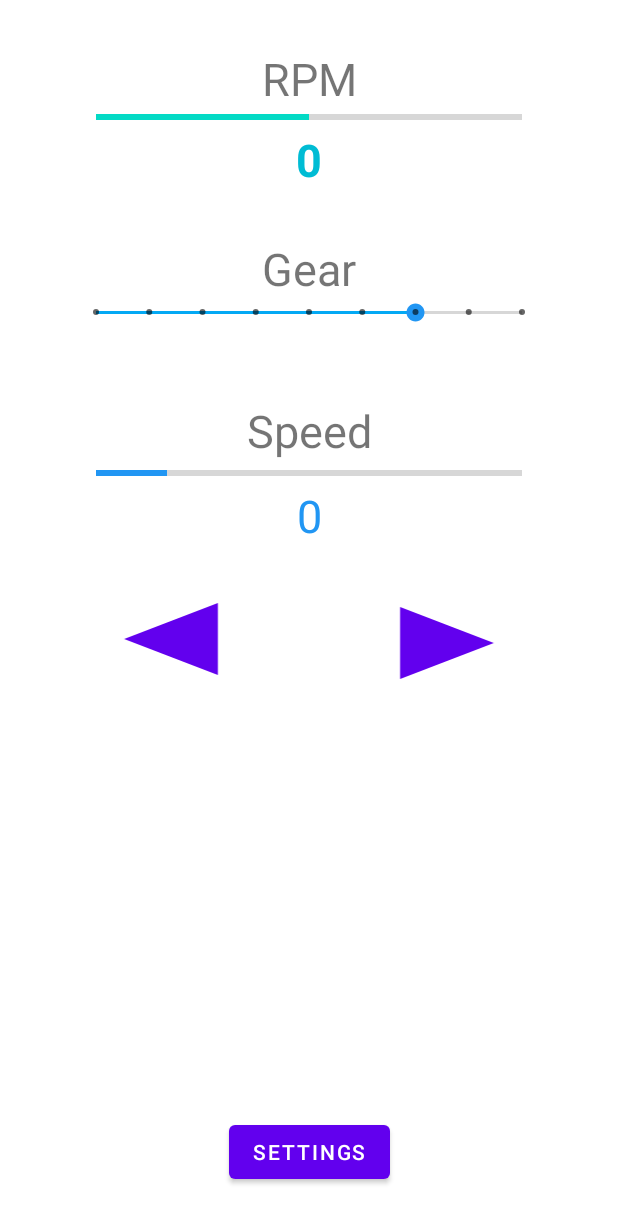
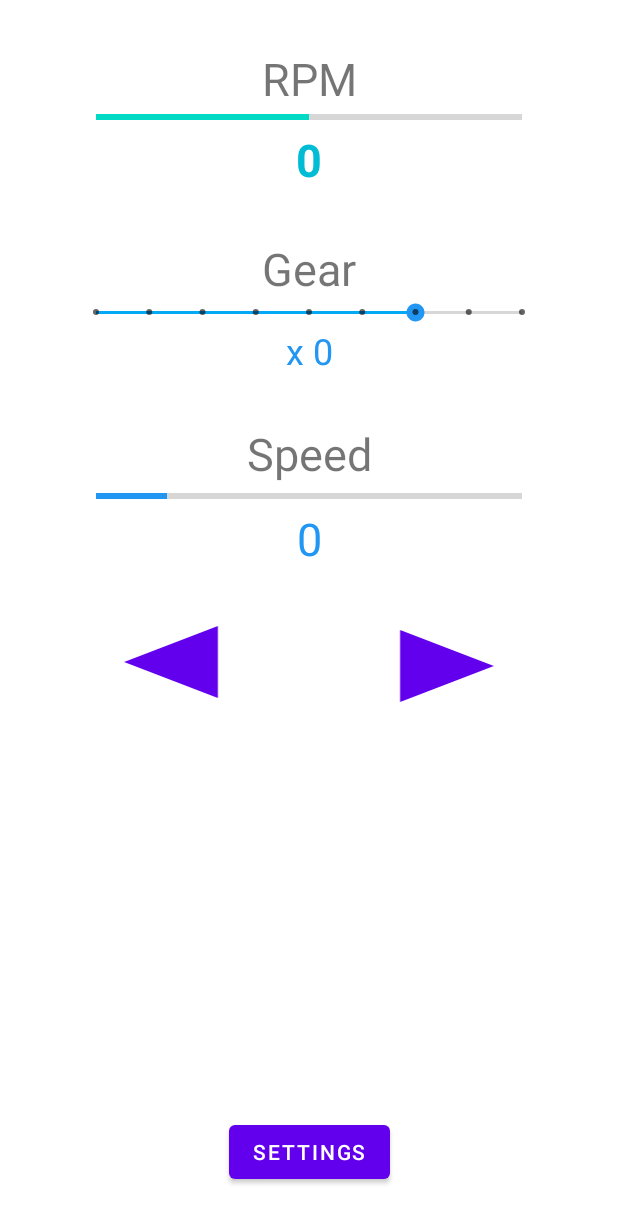
Before and after one commit to inouetmhr/FitbikeConnector, an Android app: the layout main_fragment.xml on its own in the app's theme, with its tools: preview values and no code run, on a phone screen of 412 x 824 dp. Shown: the top 1223 px of the screen. Run offline under Robolectric (Android 15) with nearby library versions, the light colour scheme and no system bars.

Commit message:
added gear ratio label

```diff
--- a/app/build.gradle
+++ b/app/build.gradle
@@ -7,6 +7,7 @@ plugins {
 android {
     compileSdkVersion 30
     buildToolsVersion "30.0.3"
+    viewBinding { enabled = true }
 
     defaultConfig {
         applicationId "org.noue.fitbikeconnector"
@@ -42,7 +43,7 @@ dependencies {
     implementation 'androidx.constraintlayout:constraintlayout:2.0.4'
     implementation 'androidx.navigation:navigation-fragment-ktx:2.3.3'
     implementation 'androidx.navigation:navigation-ui-ktx:2.3.3'
-    implementation 'com.google.firebase:firebase-firestore:22.0.2'
+    implementation 'com.google.firebase:firebase-firestore:22.1.0'
     implementation 'androidx.preference:preference-ktx:1.1.1'
     implementation 'androidx.work:work-runtime-ktx:2.5.0'
     testImplementation 'junit:junit:4.13.1'
--- a/app/src/main/res/layout-land/main_fragment.xml
+++ b/app/src/main/res/layout-land/main_fragment.xml
@@ -91,10 +91,23 @@
             android:progress="6"
             android:progressTint="#03A9F4"
             android:thumbTint="#2196F3"
+            app:layout_constraintEnd_toEndOf="parent"
+            app:layout_constraintHorizontal_bias="0.5"
+            app:layout_constraintStart_toStartOf="parent"
+            app:layout_constraintTop_toBottomOf="@+id/textGear" />
+
+        <TextView
+            android:id="@+id/valGear"
+            android:layout_width="144dp"
+            android:layout_height="wrap_content"
+            android:text="0"
+            android:textAlignment="center"
+            android:textColor="#2196F3"
+            android:textSize="24sp"
             app:layout_constraintBottom_toBottomOf="parent"
             app:layout_constraintEnd_toEndOf="parent"
-            app:layout_constraintHorizontal_bias="0.5"
-            app:layout_constraintStart_toStartOf="parent" />
+            app:layout_constraintStart_toStartOf="parent"
+            app:layout_constraintTop_toBottomOf="@+id/gearBar" />
 
     </androidx.constraintlayout.widget.ConstraintLayout>
 
--- a/app/src/main/res/layout/main_fragment.xml
+++ b/app/src/main/res/layout/main_fragment.xml
@@ -100,10 +100,23 @@
             android:progress="6"
             android:progressTint="#03A9F4"
             android:thumbTint="#2196F3"
+            app:layout_constraintEnd_toEndOf="parent"
+            app:layout_constraintHorizontal_bias="0.5"
+            app:layout_constraintStart_toStartOf="parent"
+            app:layout_constraintTop_toBottomOf="@+id/textGear" />
+
+        <TextView
+            android:id="@+id/valGear"
+            android:layout_width="144dp"
+            android:layout_height="wrap_content"
+            android:text="x 0"
+            android:textAlignment="center"
+            android:textColor="#2196F3"
+            android:textSize="24sp"
             app:layout_constraintBottom_toBottomOf="parent"
             app:layout_constraintEnd_toEndOf="parent"
-            app:layout_constraintHorizontal_bias="0.5"
-            app:layout_constraintStart_toStartOf="parent" />
+            app:layout_constraintStart_toStartOf="parent"
+            app:layout_constraintTop_toBottomOf="@+id/gearBar" />
 
     </androidx.constraintlayout.widget.ConstraintLayout>
 
@@ -112,7 +125,7 @@
         android:layout_width="0dp"
         android:layout_height="wrap_content"
         android:layout_marginStart="32dp"
-        android:layout_marginTop="49dp"
+        android:layout_marginTop="32dp"
         android:layout_marginEnd="32dp"
         android:orientation="vertical"
         app:layout_constraintEnd_toEndOf="parent"
```
Also changed, not shown: app/src/main/java/org/noue/fitbikeconnector/MainActivity.kt (+15 -6 lines), app/src/main/java/org/noue/fitbikeconnector/MainFragment.kt (+32 -11 lines).
